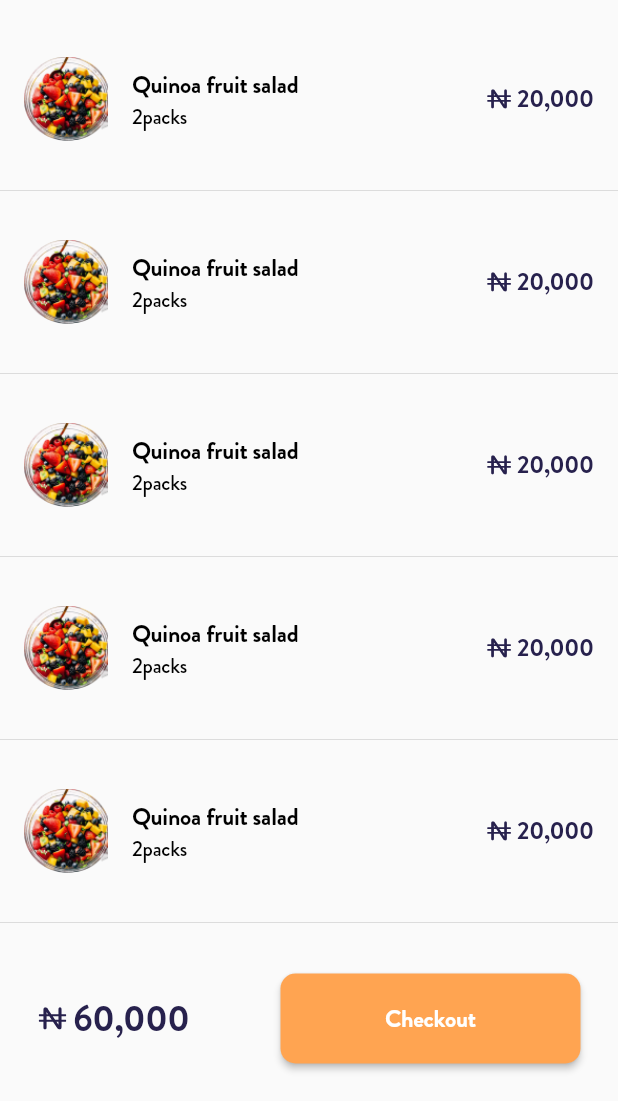
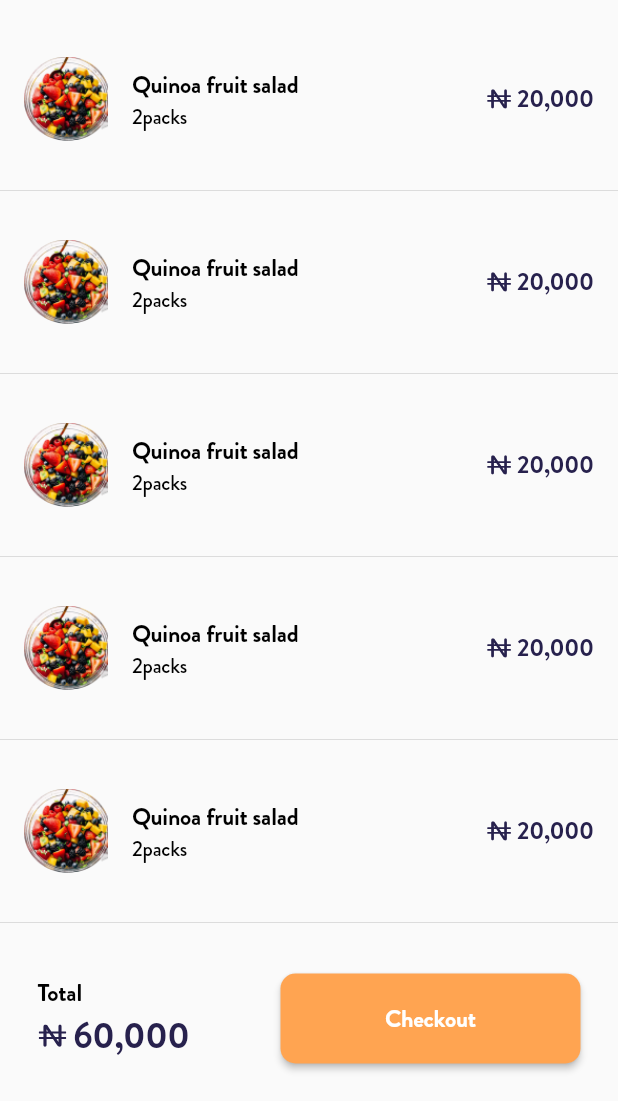
Before and after one commit to Sanjarbek17/e-commerce-mobile-app, a Flutter app: the CartScreen screen opened by its route, on a phone screen of 412 x 824 dp, the part 135-1236 px from its top. Run offline on Flutter 3.47's test engine with Material 2 defaults, Android fonts, the phone set to English and light mode, and no system bars; our stand-ins replace flutter_svg.

Commit message:
minor change

```diff
--- a/lib/screens/cart_screen.dart
+++ b/lib/screens/cart_screen.dart
@@ -58,11 +58,26 @@ class CartScreen extends StatelessWidget {
             child: Row(
               mainAxisAlignment: MainAxisAlignment.spaceBetween,
               children: [
-                const SumShow(
-                  iconColor: Color(0xFF27214D),
-                  iconHeight: 15,
-                  iconWidth: 20,
-                  text: Text('60,000', style: TextStyle(color: Color(0xFF27214D), fontSize: 24, fontFamily: 'Brandon Grotesque', fontWeight: FontWeight.w500, letterSpacing: -0.24)),
+                const Column(
+                  crossAxisAlignment: CrossAxisAlignment.start,
+                  children: [
+                    Text(
+                      'Total',
+                      style: TextStyle(
+                        color: Colors.black,
+                        fontSize: 16,
+                        fontFamily: 'Brandon Grotesque',
+                        fontWeight: FontWeight.w500,
+                        letterSpacing: -0.16,
+                      ),
+                    ),
+                    SumShow(
+                      iconColor: Color(0xFF27214D),
+                      iconHeight: 15,
+                      iconWidth: 20,
+                      text: Text('60,000', style: TextStyle(color: Color(0xFF27214D), fontSize: 24, fontFamily: 'Brandon Grotesque', fontWeight: FontWeight.w500, letterSpacing: -0.24)),
+                    ),
+                  ],
                 ),
                 YellowButton(
                   name: 'Checkout',
```
